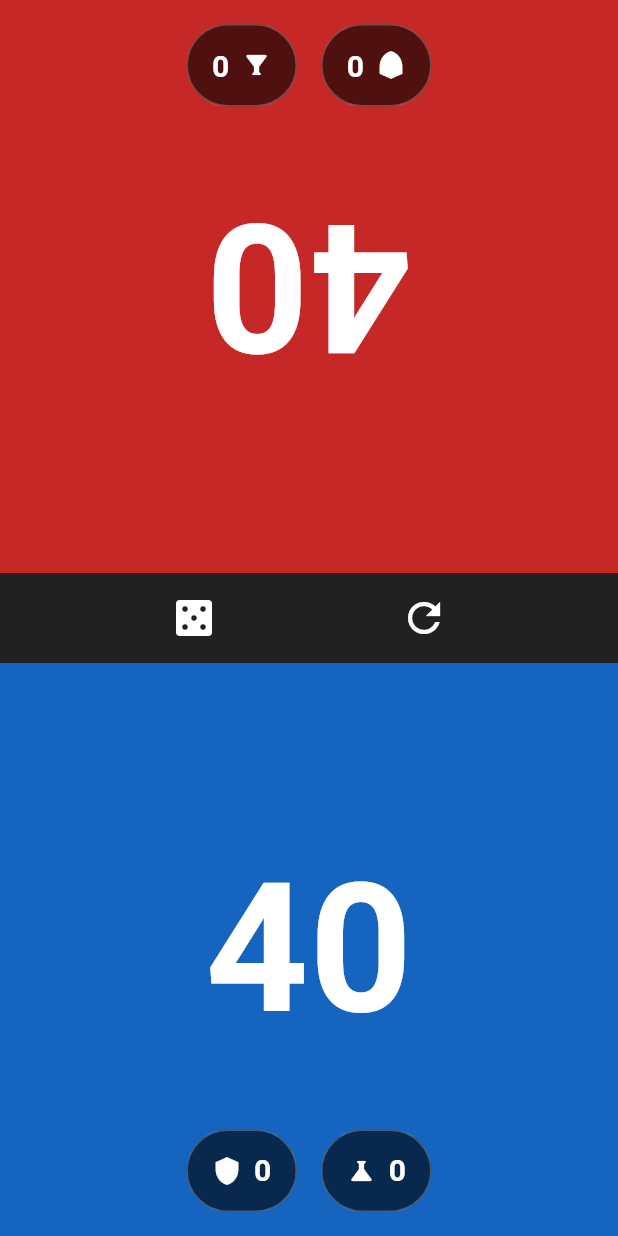
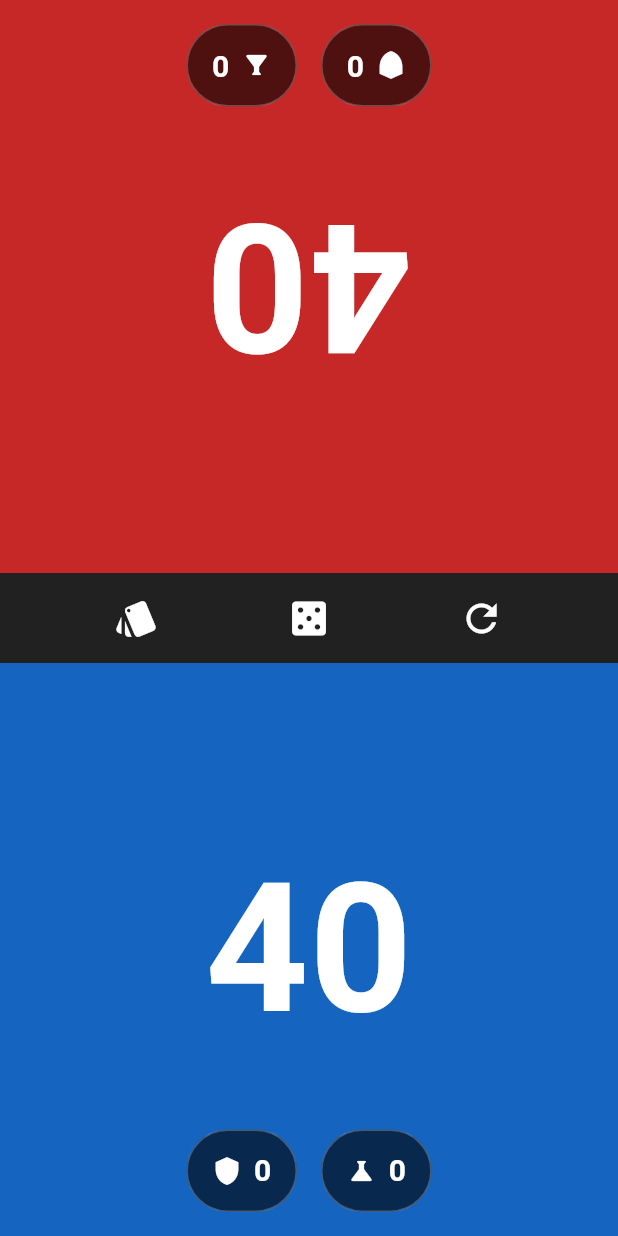
Before and after one commit to pedroso-dev/wolfnir_mtg_life_counter, a Flutter app: the screen it shows after launch, after a tap on "Commander", on a phone screen of 412 x 824 dp. Run offline on Flutter 3.47's test engine with Material 3 defaults, Android fonts, the phone set to English and light mode, and no system bars; our stand-ins replace equatable, flutter_bloc, wakelock_plus.

Commit message:
fix: refatora PlayerBoard injetando regras de formato e corrige testes (v0.3.4)

```diff
--- a/lib/features/match/domain/enums/game_format.dart
+++ b/lib/features/match/domain/enums/game_format.dart
@@ -14,6 +14,10 @@ extension GameFormatExtension on GameFormat {
     }
   }
 
+  bool get hasCommanderDamage {
+    return this == GameFormat.commander;
+  }
+
   String get displayName {
     switch (this) {
       case GameFormat.commander:
--- a/lib/features/match/domain/usecases/update_commander_damage_usecase.dart
+++ b/lib/features/match/domain/usecases/update_commander_damage_usecase.dart
@@ -1,15 +1,20 @@
 import '../entities/player.dart';
+import '../enums/game_format.dart';
 
 class UpdateCommanderDamageUseCase {
   Player call({
     required Player player,
     required String opponentId,
     required int amount,
+    GameFormat? format,
   }) {
+    if (format != null && !format.hasCommanderDamage) {
+      return player;
+    }
+
     final currentDamage = player.commanderDamageTaken[opponentId] ?? 0;
     final newDamage = currentDamage + amount;
 
-    // Commander damage cannot be negative
     final clampedDamage = newDamage < 0 ? 0 : newDamage;
 
     final Map<String, int> updatedDamageMap = Map.of(
@@ -17,9 +22,6 @@ class UpdateCommanderDamageUseCase {
     );
     updatedDamageMap[opponentId] = clampedDamage;
 
-    // MTG Rule: Taking commander damage also reduces total life.
-    // If we are correcting a mistake (amount < 0), we restore life,
-    // but we shouldn't restore life if the commander damage was already 0.
     final lifeImpact = currentDamage == 0 && amount < 0 ? 0 : amount;
     final newLife = player.life - lifeImpact;
 
--- a/lib/features/match/presentation/cubit/match_cubit.dart
+++ b/lib/features/match/presentation/cubit/match_cubit.dart
@@ -67,6 +67,7 @@ class MatchCubit extends Cubit<MatchState> {
         player: player,
         opponentId: opponentId,
         amount: amount,
+        format: state.format,
       );
       _emitUpdatedPlayer(updatedPlayer);
     }
--- a/lib/features/match/presentation/pages/match_screen.dart
+++ b/lib/features/match/presentation/pages/match_screen.dart
@@ -32,10 +32,7 @@ class _MatchScreenState extends State<MatchScreen> {
         actions: [
           TextButton(
             onPressed: () {
-              // Em vez de fechar só o alerta com .pop(), limpamos TUDO (Alerta e Modais)
               Navigator.of(context).popUntil((route) => route.isFirst);
-
-              // E então reiniciamos a partida
               matchCubit.resetMatch();
             },
             child: const Text(AppStrings.resetMatch),
@@ -51,7 +48,7 @@ class _MatchScreenState extends State<MatchScreen> {
       backgroundColor: Colors.transparent,
       builder: (context) => const DiceModal(),
     );
-  } // <-- A chave que faltava para fechar o modal estava aqui!
+  }
 
   Widget _buildSetupScreen(BuildContext context) {
     return Center(
@@ -116,6 +113,8 @@ class _MatchScreenState extends State<MatchScreen> {
                   player: p2,
                   backgroundColor: Colors.red.shade800,
                   inverted: true,
+                  showCommanderDamage:
+                      state.format?.hasCommanderDamage ?? false,
                   onLifeChanged: (amount) =>
                       context.read<MatchCubit>().updateLife('player_2', amount),
                   onPoisonChanged: (amount) => context
@@ -139,9 +138,22 @@ class _MatchScreenState extends State<MatchScreen> {
                   children: [
                     IconButton(
                       icon: const Icon(
+                        Icons.style,
+                        color: Colors.white,
+                        size: 30,
+                      ),
+                      onPressed: () {
+                        Navigator.of(
+                          context,
+                        ).popUntil((route) => route.isFirst);
+                        context.read<MatchCubit>().changeFormat();
+                      },
+                    ),
+                    IconButton(
+                      icon: const Icon(
                         Icons.casino,
                         color: Colors.white,
-                        size: 32,
+                        size: 30,
                       ),
                       onPressed: () => _showDiceModal(context),
                     ),
@@ -149,7 +161,7 @@ class _MatchScreenState extends State<MatchScreen> {
                       icon: const Icon(
                         Icons.refresh,
                         color: Colors.white,
-                        size: 32,
+                        size: 30,
                       ),
                       onPressed: () {
                         Navigator.of(
@@ -167,6 +179,8 @@ class _MatchScreenState extends State<MatchScreen> {
                 child: PlayerBoard(
                   player: p1,
                   backgroundColor: Colors.blue.shade800,
+                  showCommanderDamage:
+                      state.format?.hasCommanderDamage ?? false,
                   onLifeChanged: (amount) =>
                       context.read<MatchCubit>().updateLife('player_1', amount),
                   onPoisonChanged: (amount) => context
--- a/lib/features/match/presentation/widgets/player_board.dart
+++ b/lib/features/match/presentation/widgets/player_board.dart
@@ -5,11 +5,13 @@ import 'counter_modal.dart';
 import 'package:flutter_bloc/flutter_bloc.dart';
 import '../cubit/match_cubit.dart';
 import '../cubit/match_state.dart';
+import '../../domain/enums/game_format.dart';
 
 class PlayerBoard extends StatelessWidget {
   final Player player;
   final Color backgroundColor;
   final bool inverted;
+  final bool showCommanderDamage;
   final Function(int) onLifeChanged;
   final Function(int) onPoisonChanged;
   // Para a v1 (1v1), vamos simplificar e assumir que o dano vem sempre do único oponente
@@ -19,6 +21,7 @@ class PlayerBoard extends StatelessWidget {
     super.key,
     required this.player,
     required this.backgroundColor,
+    required this.showCommanderDamage,
     required this.onLifeChanged,
     required this.onPoisonChanged,
     required this.onCommanderDamageChanged,
@@ -26,7 +29,6 @@ class PlayerBoard extends StatelessWidget {
   });
 
   void _showCounterModal(BuildContext context, String title, bool isPoison) {
-    // 1. Pegamos a referência exata do Cubit ANTES de abrir o modal
     final matchCubit = context.read<MatchCubit>();
 
     showModalBottomSheet(
@@ -34,7 +36,6 @@ class PlayerBoard extends StatelessWidget {
       backgroundColor: Colors.transparent,
       isScrollControlled: true,
       builder: (bottomSheetContext) {
-        // 2. Injetamos o Cubit existente na nova camada do Modal usando .value
         return BlocProvider.value(
           value: matchCubit,
           child: BlocBuilder<MatchCubit, MatchState>(
@@ -109,7 +110,6 @@ class PlayerBoard extends StatelessWidget {
                 ),
               ),
             ),
-            // Posicionamos os botões extras na parte inferior (perto do centro da mesa)
             Positioned(
               bottom: 16,
               left: 0,
@@ -117,24 +117,25 @@ class PlayerBoard extends StatelessWidget {
               child: Row(
                 mainAxisAlignment: MainAxisAlignment.center,
                 children: [
+                  if (showCommanderDamage)
                     _ClickableBadge(
                       icon: Icons.shield,
                       value: player.commanderDamageTaken.values.fold(
                         0,
                         (sum, val) => sum + val,
                       ),
-                    // Passamos apenas: context, Título, isPoison (false)
                       onTap: () => _showCounterModal(
                         context,
                         AppStrings.commanderDamage,
                         false,
                       ),
                     ),
-                  const SizedBox(width: 16),
+
+                  if (showCommanderDamage) const SizedBox(width: 16),
+
                   _ClickableBadge(
                     icon: Icons.science,
                     value: player.poisonCounters,
-                    // Passamos apenas: context, Título, isPoison (true)
                     onTap: () =>
                         _showCounterModal(context, AppStrings.poison, true),
                   ),
@@ -166,7 +167,7 @@ class _ClickableBadge extends StatelessWidget {
       child: Container(
         padding: const EdgeInsets.symmetric(horizontal: 16, vertical: 12),
         decoration: BoxDecoration(
-          color: Colors.black.withOpacity(0.6),
+          color: Colors.black.withValues(alpha: 0.6),
           borderRadius: BorderRadius.circular(30),
           border: Border.all(color: Colors.white24),
         ),
--- a/pubspec.yaml
+++ b/pubspec.yaml
@@ -3,7 +3,7 @@ description: "A new Flutter project."
 
 publish_to: "none" # Remove this line if you wish to publish to pub.dev
 
-version: 0.3.3+1
+version: 0.3.4+1
 
 environment:
   sdk: ^3.11.4
```
Also changed, not shown: 1 other file. Lines whose indentation alone changed are shown as unchanged.
